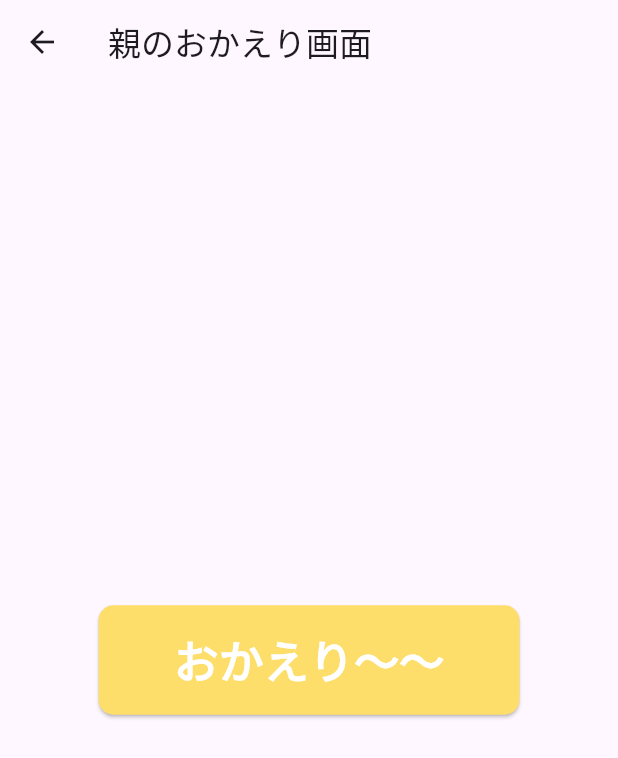
After one commit to SolaIntegral/zenn-gcp-flutter, a Flutter app: the PWelcomebackScreen screen opened directly, on a phone screen of 412 x 824 dp. The commit adds this screen. Shown: the top 758 px of the screen. Run offline on Flutter 3.47's test engine with Material 3 defaults, Android fonts, the phone set to English and light mode, and no system bars; our stand-ins replace shared_preferences; accounts and stored records are empty.

Commit message:
親おかえり画面土台

```diff
--- a/lib/main.dart
+++ b/lib/main.dart
@@ -2,7 +2,7 @@
 import 'package:flutter/material.dart';
 import 'package:flutter_app1/screens/auth/role_selection_screen.dart';
 import 'package:flutter_app1/screens/child/c_home_screen.dart';
-import 'package:flutter_app1/screens/parent/p_home_screen.dart';
+import 'package:flutter_app1/screens/parent/p_welcomeback_screen.dart';
 import 'package:shared_preferences/shared_preferences.dart';
 
 void main() async {
@@ -24,7 +24,7 @@ void main() async {
     );
   } else if (isRegistered == 'p_registered') {
     //親のおかえり画面
-    homeWidget = const PHomeScreen();
+    homeWidget = const PWelcomebackScreen();
   } else {
     // 万が一（不正な値が入っていた場合）はロール選択画面を表示
     homeWidget = const RoleSelectionScreen();
--- /dev/null
+++ b/lib/screens/parent/p_welcomeback_screen.dart
@@ -0,0 +1,40 @@
+import 'package:flutter/material.dart';
+import 'package:flutter_app1/screens/parent/p_home_screen.dart';
+
+class PWelcomebackScreen extends StatelessWidget {
+  const PWelcomebackScreen({super.key});
+
+  @override
+  Widget build(BuildContext context) {
+    return Scaffold(
+      appBar: AppBar(
+        title: Text("親のおかえり画面"),
+      ),
+      body: Center(
+        child: ElevatedButton(
+          onPressed: () {
+            Navigator.push(
+              context,
+              MaterialPageRoute(builder: (context) => const PHomeScreen()),
+            );
+          },
+          style: ElevatedButton.styleFrom(
+            backgroundColor: const Color(0xFFFEDE6B), // 修正: 正しい背景色の指定方法
+            padding: const EdgeInsets.symmetric(
+                horizontal: 50, vertical: 15), // ボタンのサイズ調整
+            shape: RoundedRectangleBorder(
+              borderRadius: BorderRadius.circular(10), // 角丸
+            ),
+          ),
+          child: const Text(
+            "おかえり〜〜",
+            style: TextStyle(
+                color: Colors.white,
+                fontWeight: FontWeight.w900,
+                fontSize: 30), // 40 → 30 にしてバランス調整
+          ),
+        ),
+      ),
+    );
+  }
+}
```
